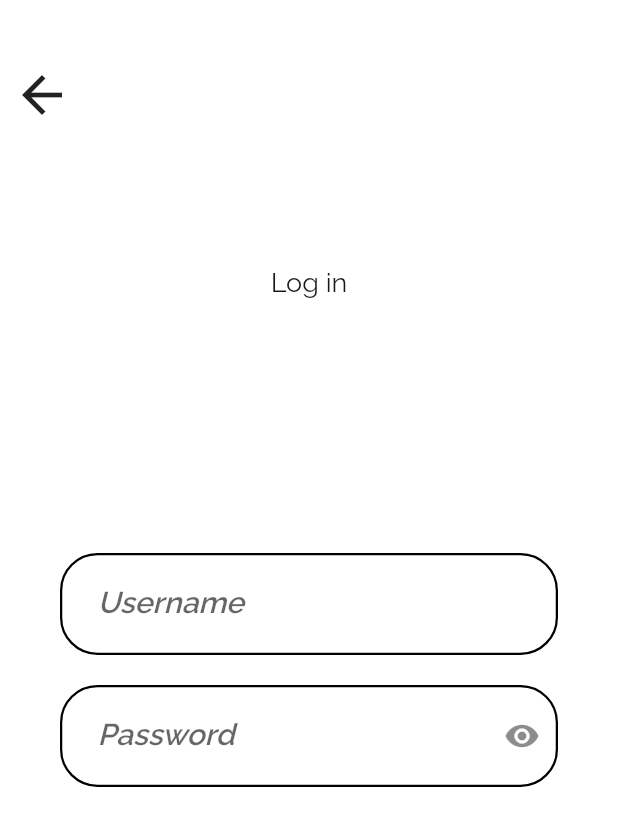
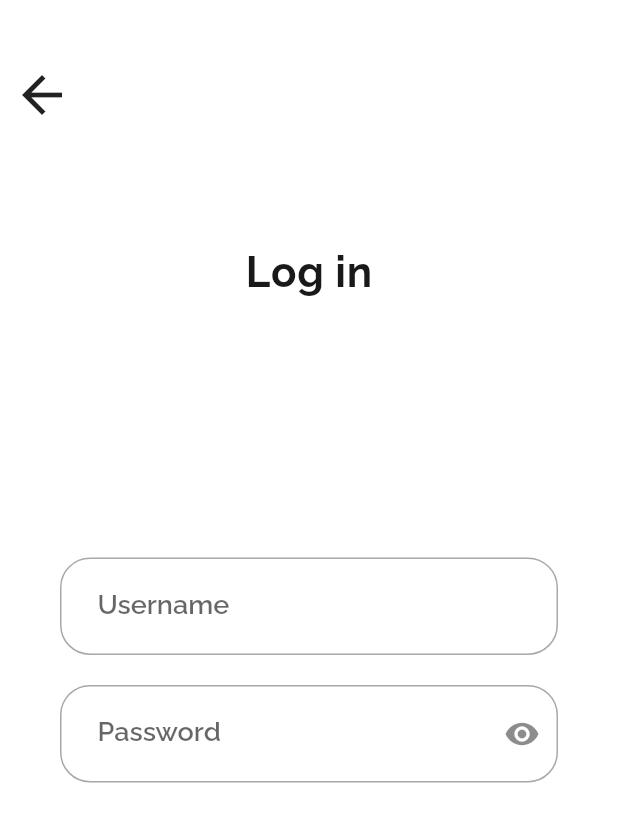
Before and after one commit to CS426FinalProject/eazylearn-frontend, a Flutter app: the screen it shows after launch, after a tap on "I have an account", on a phone screen of 412 x 824 dp. Shown: the top 826 px of the screen. Run offline on Flutter 3.47's test engine with Material 2 defaults, Android fonts, the phone set to English and light mode, and no system bars; our stand-ins replace email_validator, expandable; accounts and stored records are empty; network calls fail.

Commit message:
fix fix fix

```diff
--- a/lib/api/api.dart
+++ b/lib/api/api.dart
@@ -106,7 +106,9 @@ class API {
     String param = json.encode({"TopicId": topicIDs});
     final response = await http.get(Uri.http(localURL, "/test/", {"q": param}));
 
+    print(param);
     if (response.statusCode == 200) {
+      print(json.decode(response.body));
       Iterable mapIterable = json.decode(response.body)["data"];
       List<Test> tests = [];
       for (int i = 0; i < mapIterable.length; i++) {
--- a/lib/screens/home_screen.dart
+++ b/lib/screens/home_screen.dart
@@ -61,6 +61,7 @@ class _HomeScreenState extends State<HomeScreen> {
                 Expanded(
                     flex: 25,
                     child: ListView(
+                      physics: BouncingScrollPhysics(),
                       children: [
                         SizedBox(
                           height: 35,
@@ -201,6 +202,7 @@ class _HomeScreenState extends State<HomeScreen> {
             height: isPreview ? 170 : 320,
             padding: EdgeInsets.fromLTRB(0, 10, 0, 40),
             child: ListView.builder(
+                physics: BouncingScrollPhysics(),
                 scrollDirection: Axis.horizontal,
                 itemBuilder: (context, index) => isPreview
                     ? TestPreviewCard(
--- a/lib/screens/signin_screen.dart
+++ b/lib/screens/signin_screen.dart
@@ -27,7 +27,10 @@ class _SignInScreenState extends State<SignInScreen> {
                       flex: 2,
                       child: Align(
                           alignment: Alignment.bottomCenter,
-                          child: Text("Log in"))),
+                          child: Text(
+                            "Log in",
+                            style: Theme.of(context).textTheme.headline5,
+                          ))),
                   Expanded(
                       flex: 5,
                       child: Column(
@@ -72,20 +75,36 @@ class _SignInScreenState extends State<SignInScreen> {
                                   showDialog(
                                       context: context,
                                       builder: (context) => AlertDialog(
-                                            content: Text("Failed to login"),
+                                            shape: RoundedRectangleBorder(
+                                              borderRadius:
+                                                  BorderRadius.circular(20),
+                                            ),
+                                            content: Text(
+                                              "Failed to login",
+                                              style: Theme.of(context)
+                                                  .textTheme
+                                                  .headline6,
+                                            ),
                                           ));
                               },
                               style: ButtonStyle(
-                                backgroundColor:
-                                    MaterialStateProperty.all(primaryColor),
+                                backgroundColor: MaterialStateProperty.all(
+                                    Theme.of(context).colorScheme.primary),
                                 minimumSize: MaterialStateProperty.all(
                                     Size(double.infinity, 55)),
                                 shape: MaterialStateProperty.all(
                                     RoundedRectangleBorder(
                                         borderRadius:
-                                            BorderRadius.circular(18))),
+                                            BorderRadius.circular(20))),
                               ),
-                              child: Text("Next"),
+                              child: Text("Next",
+                                  style: Theme.of(context)
+                                      .textTheme
+                                      .headline5
+                                      .copyWith(
+                                          color: Theme.of(context)
+                                              .colorScheme
+                                              .onPrimary)),
                             ),
                           ),
                   )
@@ -117,7 +136,7 @@ class _SignInScreenState extends State<SignInScreen> {
         onChanged: (value) {
           onTextChanged(value);
         },
-        style: TextStyle(fontSize: 20),
+        style: Theme.of(context).textTheme.headline6,
         obscureText: isPassword && isObscure,
         decoration: InputDecoration(
             suffixIcon: isPassword
@@ -131,14 +150,14 @@ class _SignInScreenState extends State<SignInScreen> {
                         isObscure ? Icons.visibility : Icons.visibility_off))
                 : null,
             labelText: hintText,
-            hintText: hintText,
-            hintStyle: TextStyle(fontSize: 20),
             contentPadding: EdgeInsets.fromLTRB(25, 20, 20, 20),
-            disabledBorder: outline,
-            focusedBorder: outline,
-            enabledBorder: outline,
-            errorBorder: errorOutline,
-            focusedErrorBorder: errorOutline),
+            disabledBorder:
+                Theme.of(context).inputDecorationTheme.disabledBorder,
+            focusedBorder: Theme.of(context).inputDecorationTheme.focusedBorder,
+            enabledBorder: Theme.of(context).inputDecorationTheme.enabledBorder,
+            errorBorder: Theme.of(context).inputDecorationTheme.errorBorder,
+            focusedErrorBorder:
+                Theme.of(context).inputDecorationTheme.focusedErrorBorder),
       ),
     );
   }
--- a/lib/screens/splash_screen.dart
+++ b/lib/screens/splash_screen.dart
@@ -82,7 +82,7 @@ class _SplashScreenState extends State<SplashScreen> {
           },
           child: Text(
             "I have an account",
-            style: TextStyle(fontSize: 25),
+            style: Theme.of(context).textTheme.headline5,
           ),
         )
       ],
```
Also changed, not shown: lib/screens/signup_screens/personal_information_screen.dart (+11 -2 lines), lib/screens/test_choosing_screen.dart (+6 -5 lines).
